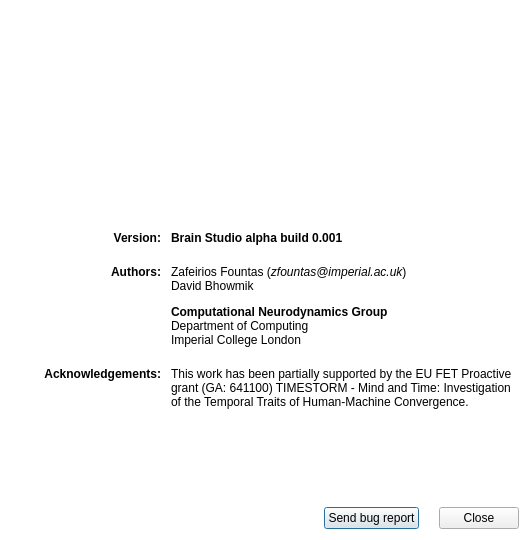
The window that BrainStdGUI/source/windows/aboutwindow.ui (brainstudio-team/BrainStudio) describes before a commit, drawn with Qt 5.
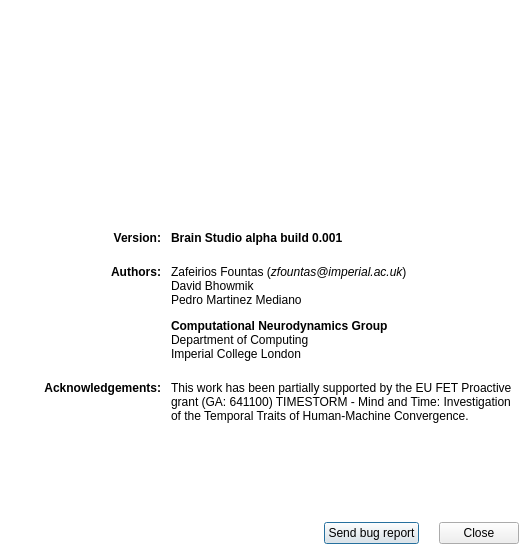
The same window after the commit. Icons and pictures are not drawn.

Commit message: Automatic loading of last file. Fixed stimulation window. Any information regarding stimulation is now passed to the schema via Stimulus objects. Pedro added in contributors. New buttons and icons for backend. Choice of backend is now stored. Various other small changes.

```diff
--- a/BrainStdGUI/source/windows/aboutwindow.ui
+++ b/BrainStdGUI/source/windows/aboutwindow.ui
@@ -7,7 +7,7 @@
     <x>0</x>
     <y>0</y>
     <width>530</width>
-    <height>540</height>
+    <height>555</height>
    </rect>
   </property>
   <property name="windowTitle">
@@ -163,7 +163,7 @@
      <item row="1" column="1">
       <widget class="QLabel" name="label_5">
        <property name="text">
-        <string>&lt;html&gt;&lt;head/&gt;&lt;body&gt;&lt;p&gt;Zafeirios Fountas (&lt;span style=&quot; font-style:italic;&quot;&gt;zfountas@imperial.ac.uk&lt;/span&gt;)&lt;br/&gt;David Bhowmik&lt;/p&gt;&lt;p&gt;&lt;span style=&quot; font-weight:600;&quot;&gt;Computational Neurodynamics Group&lt;br/&gt;&lt;/span&gt;Department of Computing&lt;br/&gt;Imperial College London&lt;/p&gt;&lt;/body&gt;&lt;/html&gt;</string>
+        <string>&lt;html&gt;&lt;head/&gt;&lt;body&gt;&lt;p&gt;Zafeirios Fountas (&lt;span style=&quot; font-style:italic;&quot;&gt;zfountas@imperial.ac.uk&lt;/span&gt;)&lt;br/&gt;David Bhowmik&lt;br/&gt;Pedro Martinez Mediano&lt;/p&gt;&lt;p&gt;&lt;span style=&quot; font-weight:600;&quot;&gt;Computational Neurodynamics Group&lt;br/&gt;&lt;/span&gt;Department of Computing&lt;br/&gt;Imperial College London&lt;/p&gt;&lt;/body&gt;&lt;/html&gt;</string>
        </property>
       </widget>
      </item>
```
The commit also changes 45 other files.
